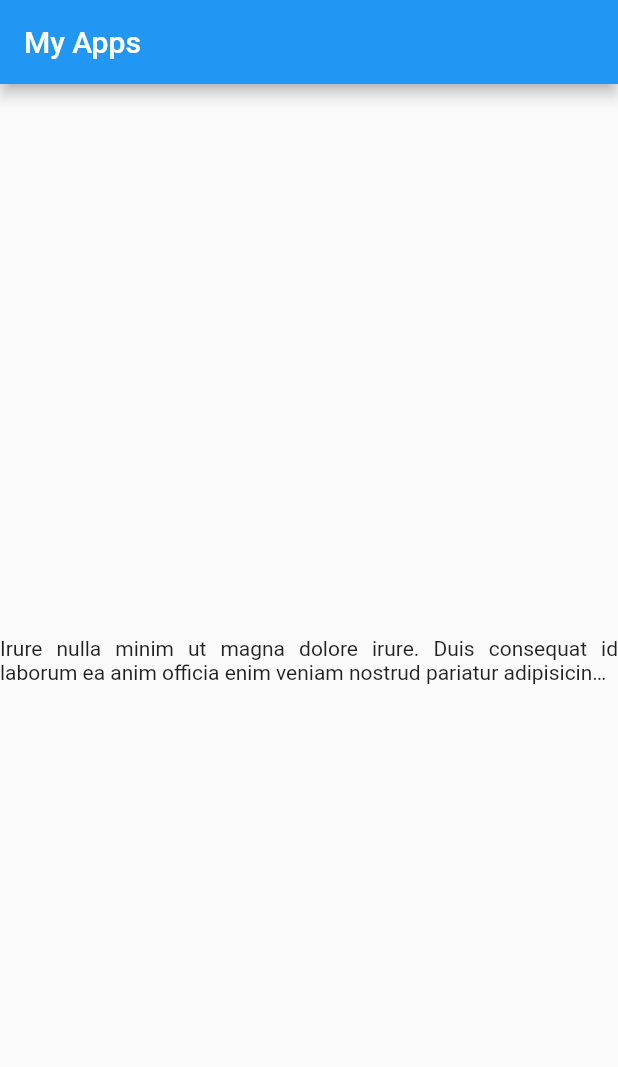
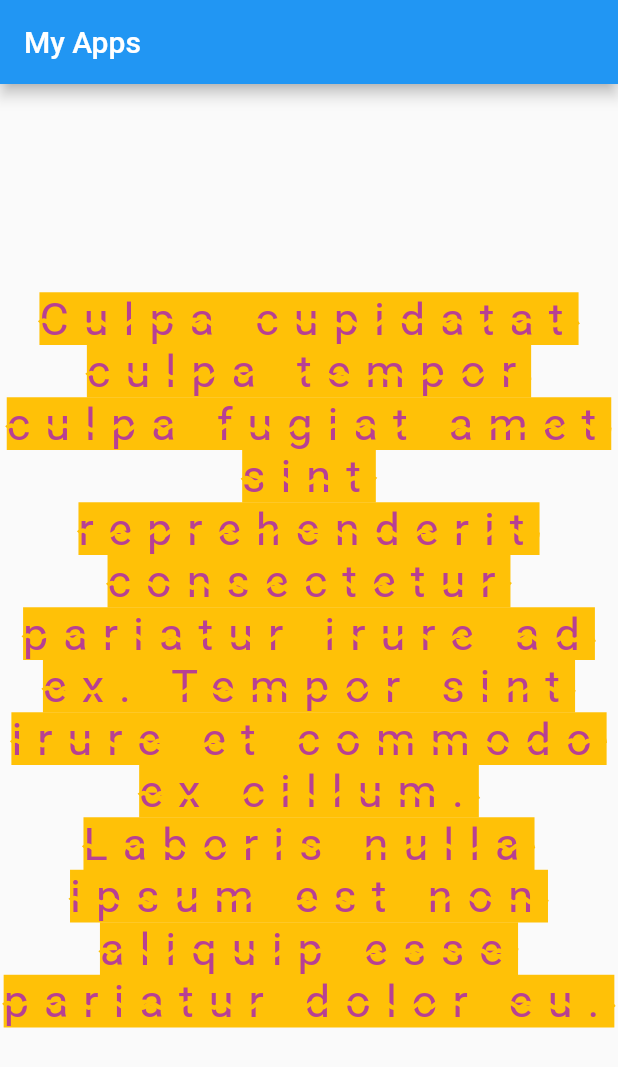
Before and after one commit to hanifiamdev/try_flutter, a Flutter app: the screen it shows after launch, on a phone screen of 412 x 824 dp. Shown: the top 1067 px of the screen. Run offline on Flutter 3.47's test engine with Material 2 defaults, Android fonts, the phone set to English and light mode, and no system bars; Roboto replaces fonts that are missing (RubikBeastly); project files that could hold a hidden picture were left out.

Commit message:
style, add resource eksternal font family

```diff
--- a/lib/main.dart
+++ b/lib/main.dart
@@ -15,10 +15,21 @@ class MyApp extends StatelessWidget {
           appBar: AppBar(title: Text("My Apps")), // add title in app bar
           body: Center(
             child: Text(
-              "Irure nulla minim ut magna dolore irure. Duis consequat id laborum ea anim officia enim veniam nostrud pariatur adipisicing Lorem. Voluptate pariatur reprehenderit cupidatat labore eu quis.",
-              maxLines: 2,
-              overflow: TextOverflow.ellipsis,
-              textAlign: TextAlign.justify,
+              "Culpa cupidatat culpa tempor culpa fugiat amet sint reprehenderit consectetur pariatur irure ad ex. Tempor sint irure et commodo ex cillum. Laboris nulla ipsum est non aliquip esse pariatur dolor eu.",
+              // maxLines: 2,
+              // overflow: TextOverflow.ellipsis,
+              textAlign: TextAlign.center,
+              style: TextStyle(
+                  backgroundColor: Colors.amber,
+                  color: Color(0xFFB74093),
+                  fontSize: 30,
+                  fontWeight: FontWeight.normal,
+                  letterSpacing: 10,
+                  fontFamily: 'RubikBeastly',
+                  decoration: TextDecoration.lineThrough,
+                  decorationStyle: TextDecorationStyle.wavy,
+                  decorationColor: Colors.amber,
+                  decorationThickness: 2),
             ),
           )),
     );
```
Also changed, not shown: pubspec.yaml (+5 -7 lines), fonts/RubikBeastly-Regular.ttf (added), 1 other file.
